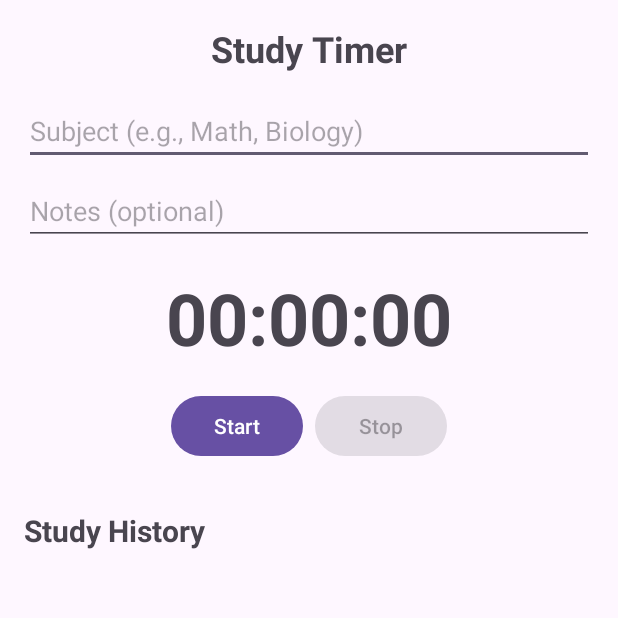
After one commit to raidenabe/COMP-2160-App-Project, an Android app: the fragment StudyFragment shown on its own in the app's theme, on a phone screen of 412 x 824 dp, the top half of it. The commit adds this screen. Run offline under Robolectric (Android 15) with nearby library versions, the phone set to English and light mode, and no system bars.

Commit message:
Add Study section with timer and session tracking

```diff
--- a/StudentSpecificProductivityApp/app/src/main/java/com/example/studentspecificproductivityapp/DatabaseHelper.java
+++ b/StudentSpecificProductivityApp/app/src/main/java/com/example/studentspecificproductivityapp/DatabaseHelper.java
@@ -10,15 +10,15 @@ import androidx.annotation.Nullable;
 
 import java.util.ArrayList;
 
-public class DatabaseHelper extends SQLiteOpenHelper {
+public class  DatabaseHelper extends SQLiteOpenHelper {
 
-    //USER TABLE
+
     public static final String USER_TABLE = "USER_TABLE";
     public static final String COLUMN_USER_EMAIL = "USER_EMAIL";
     public static final String COLUMN_USER_PASSWORD = "USER_PASSWORD";
     public static final String COLUMN_ID = "ID";
 
-    //SLEEP TABLE
+
     public static final String SLEEP_TABLE = "SLEEP_TABLE";
 
     public static final String COLUMN_SLEEP_ID = "SLEEP_ID";
@@ -31,7 +31,6 @@ public class DatabaseHelper extends SQLiteOpenHelper {
 
     public static final String COLUMN_USER_ID = "USER_ID";
 
-    // TO DO LIST TABLE
 
     public static final String TASKS_TABLE = "TASKS_TABLE";
     public static final String COLUMN_TASK_ID = "TASK_ID";
@@ -40,13 +39,20 @@ public class DatabaseHelper extends SQLiteOpenHelper {
     public static final String COLUMN_TASK_DESC = "TASK_DESC";
     public static final String COLUMN_TASK_COMPLETED = "TASK_COMPLETED";
 
-
+    // STUDY SESSION TABLE
+    public static final String STUDY_TABLE = "STUDY_TABLE";
+    public static final String COLUMN_STUDY_ID = "STUDY_ID";
+    public static final String COLUMN_STUDY_USER_ID = "STUDY_USER_ID";
+    public static final String COLUMN_STUDY_SUBJECT = "STUDY_SUBJECT";
+    public static final String COLUMN_STUDY_START_TIME = "STUDY_START_TIME";
+    public static final String COLUMN_STUDY_END_TIME = "STUDY_END_TIME";
+    public static final String COLUMN_STUDY_DURATION = "STUDY_DURATION";
+    public static final String COLUMN_STUDY_NOTES = "STUDY_NOTES";
 
     public DatabaseHelper(@Nullable Context context) {
-        super(context, "UserDb", null, 2);
+        super(context, "UserDb", null, 3);
     }
 
-    // when database is first accessed.
     @Override
     public void onCreate(SQLiteDatabase db) {
         String createTableStatement = "CREATE TABLE " + USER_TABLE + " (" + COLUMN_ID + " INTEGER PRIMARY KEY AUTOINCREMENT, " + COLUMN_USER_EMAIL + " TEXT, " + COLUMN_USER_PASSWORD + " TEXT)";
@@ -55,17 +61,20 @@ public class DatabaseHelper extends SQLiteOpenHelper {
 
         String createTableTasks = "CREATE TABLE " + TASKS_TABLE + " ("+ COLUMN_TASK_ID + " INTEGER PRIMARY KEY AUTOINCREMENT, " + COLUMN_TASK_TITLE + " TEXT, " + COLUMN_TASK_DESC + " TEXT," + COLUMN_TASK_COMPLETED + " INTEGER DEFAULT 0," + COLUMN_TASK_USER_ID + " INTEGER)" ;
 
+        String createTableStudy = "CREATE TABLE " + STUDY_TABLE + " (" + COLUMN_STUDY_ID + " INTEGER PRIMARY KEY AUTOINCREMENT, " + COLUMN_STUDY_SUBJECT + " TEXT, " + COLUMN_STUDY_START_TIME + " INTEGER, " + COLUMN_STUDY_END_TIME + " INTEGER, " + COLUMN_STUDY_DURATION + " INTEGER, " + COLUMN_STUDY_NOTES + " TEXT, " + COLUMN_STUDY_USER_ID + " INTEGER)";
+
         db.execSQL(createTableStatement);
         db.execSQL(createTableSleep);
         db.execSQL(createTableTasks);
+        db.execSQL(createTableStudy);
     }
 
-    // when database version number changes.
     @Override
     public void onUpgrade(SQLiteDatabase sqLiteDatabase, int i, int i1) {
         sqLiteDatabase.execSQL("DROP TABLE IF EXISTS " + USER_TABLE);
         sqLiteDatabase.execSQL("DROP TABLE IF EXISTS " + SLEEP_TABLE);
         sqLiteDatabase.execSQL("DROP TABLE IF EXISTS " + TASKS_TABLE);
+        sqLiteDatabase.execSQL("DROP TABLE IF EXISTS " + STUDY_TABLE);
         onCreate(sqLiteDatabase);
     }
 
@@ -114,7 +123,6 @@ public class DatabaseHelper extends SQLiteOpenHelper {
         return userId;
     }
 
-    // SLEEP METHODS
 
     public boolean addSleepRecord(long sleepTime, long wakeTime, long duration, int userId){
         SQLiteDatabase db = this.getWritableDatabase();
@@ -151,7 +159,6 @@ public class DatabaseHelper extends SQLiteOpenHelper {
     }
 
 
-    //To Do List
     public boolean addTask(String title, String desc, int userId){
         SQLiteDatabase db = this.getWritableDatabase();
         ContentValues cv = new ContentValues();
@@ -190,4 +197,42 @@ public class DatabaseHelper extends SQLiteOpenHelper {
         SQLiteDatabase db = this.getWritableDatabase();
         return db.delete(TASKS_TABLE, COLUMN_TASK_ID+"=?",new String[]{String.valueOf(taskId)})>0;
     }
+
+    // STUDY SESSION METHODS
+    public boolean addStudySession(String subject, long startTime, long endTime, long duration, String notes, int userId){
+        SQLiteDatabase db = this.getWritableDatabase();
+        ContentValues cv = new ContentValues();
+        cv.put(COLUMN_STUDY_SUBJECT, subject);
+        cv.put(COLUMN_STUDY_START_TIME, startTime);
+        cv.put(COLUMN_STUDY_END_TIME, endTime);
+        cv.put(COLUMN_STUDY_DURATION, duration);
+        cv.put(COLUMN_STUDY_NOTES, notes);
+        cv.put(COLUMN_STUDY_USER_ID, userId);
+        long insert = db.insert(STUDY_TABLE, null, cv);
+        return insert != -1;
+    }
+
+    public ArrayList<StudySessionModel> getAllStudySessions(int userId){
+        ArrayList<StudySessionModel> arr = new ArrayList<>();
+        SQLiteDatabase db = this.getReadableDatabase();
+        Cursor cursor = db.rawQuery("Select * from " + STUDY_TABLE + " WHERE " + COLUMN_STUDY_USER_ID + " =?", new String[]{String.valueOf(userId)});
+        while(cursor.moveToNext()){
+            StudySessionModel rec = new StudySessionModel(
+                    cursor.getInt(cursor.getColumnIndexOrThrow(COLUMN_STUDY_ID)),
+                    cursor.getInt(cursor.getColumnIndexOrThrow(COLUMN_STUDY_USER_ID)),
+                    cursor.getString(cursor.getColumnIndexOrThrow(COLUMN_STUDY_SUBJECT)),
+                    cursor.getLong(cursor.getColumnIndexOrThrow(COLUMN_STUDY_START_TIME)),
+                    cursor.getLong(cursor.getColumnIndexOrThrow(COLUMN_STUDY_END_TIME)),
+                    cursor.getLong(cursor.getColumnIndexOrThrow(COLUMN_STUDY_DURATION)),
+                    cursor.getString(cursor.getColumnIndexOrThrow(COLUMN_STUDY_NOTES)));
+            arr.add(rec);
+        }
+        cursor.close();
+        return arr;
+    }
+
+    public boolean deleteStudySession(int studyId){
+        SQLiteDatabase db = this.getWritableDatabase();
+        return db.delete(STUDY_TABLE, COLUMN_STUDY_ID+"=?", new String[]{String.valueOf(studyId)})>0;
+    }
 }
--- /dev/null
+++ b/StudentSpecificProductivityApp/app/src/main/java/com/example/studentspecificproductivityapp/StudyAdapter.java
@@ -0,0 +1,83 @@
+package com.example.studentspecificproductivityapp;
+
+import android.view.LayoutInflater;
+import android.view.View;
+import android.view.ViewGroup;
+import android.widget.Button;
+import android.widget.TextView;
+
+import androidx.annotation.NonNull;
+import androidx.recyclerview.widget.RecyclerView;
+
+import java.text.SimpleDateFormat;
+import java.util.ArrayList;
+import java.util.Date;
+import java.util.Locale;
+
+public class StudyAdapter extends RecyclerView.Adapter<StudyAdapter.ViewHolder> {
+    public interface Callback {
+        void onDelete(StudySessionModel session);
+    }
+
+    private ArrayList<StudySessionModel> studyList;
+    Callback cb;
+
+    public StudyAdapter(ArrayList<StudySessionModel> studyList, Callback cb) {
+        this.studyList = studyList;
+        this.cb = cb;
+    }
+
+    @Override
+    public ViewHolder onCreateViewHolder(ViewGroup parent, int viewType) {
+        View view = LayoutInflater.from(parent.getContext()).inflate(R.layout.item_study_session, parent, false);
+        return new ViewHolder(view);
+    }
+
+    @Override
+    public void onBindViewHolder(ViewHolder holder, int position) {
+        StudySessionModel model = studyList.get(position);
+        holder.studySubject.setText(model.getSubject());
+
+        // Format duration
+        long hours = model.getDuration() / 3600000;
+        long minutes = (model.getDuration() % 3600000) / 60000;
+        holder.studyDuration.setText(String.format(Locale.getDefault(), "Duration: %dh %dm", hours, minutes));
+
+        // Format date
+        SimpleDateFormat sdf = new SimpleDateFormat("MMM dd, yyyy hh:mm a", Locale.getDefault());
+        holder.studyDate.setText(sdf.format(new Date(model.getStartTime())));
+
+        // Display notes
+        if (model.getNotes() != null && !model.getNotes().isEmpty()) {
+            holder.studyNotes.setText("Notes: " + model.getNotes());
+            holder.studyNotes.setVisibility(View.VISIBLE);
+        } else {
+            holder.studyNotes.setVisibility(View.GONE);
+        }
+
+        holder.deleteBtn.setOnClickListener(v -> {
+            if (cb != null) {
+                cb.onDelete(model);
+            }
+        });
+    }
+
+    @Override
+    public int getItemCount() {
+        return studyList.size();
+    }
+
+    public static class ViewHolder extends RecyclerView.ViewHolder {
+        TextView studySubject, studyDuration, studyDate, studyNotes;
+        Button deleteBtn;
+
+        public ViewHolder(View itemView) {
+            super(itemView);
+            studySubject = itemView.findViewById(R.id.studySubject);
+            studyDuration = itemView.findViewById(R.id.studyDuration);
+            studyDate = itemView.findViewById(R.id.studyDate);
+            studyNotes = itemView.findViewById(R.id.studyNotes);
+            deleteBtn = itemView.findViewById(R.id.deleteStudyBtn);
+        }
+    }
+}
--- /dev/null
+++ b/StudentSpecificProductivityApp/app/src/main/java/com/example/studentspecificproductivityapp/StudyFragment.java
@@ -0,0 +1,138 @@
+package com.example.studentspecificproductivityapp;
+
+import android.os.Bundle;
+import android.os.Handler;
+import android.view.LayoutInflater;
+import android.view.View;
+import android.view.ViewGroup;
+import android.widget.Button;
+import android.widget.EditText;
+import android.widget.TextView;
+import android.widget.Toast;
+
+import androidx.fragment.app.Fragment;
+import androidx.recyclerview.widget.LinearLayoutManager;
+import androidx.recyclerview.widget.RecyclerView;
+
+import java.util.ArrayList;
+
+public class StudyFragment extends Fragment {
+    DatabaseHelper db;
+    SessionManagement sessionManagement;
+    int userId;
+
+    EditText subjectInput, notesInput;
+    TextView timerDisplay;
+    Button startBtn, stopBtn;
+    RecyclerView recyclerView;
+    StudyAdapter adapter;
+
+    private boolean isTimerRunning = false;
+    private long startTime = 0;
+    private Handler timerHandler = new Handler();
+    private Runnable timerRunnable;
+
+    @Override
+    public View onCreateView(LayoutInflater inflater, ViewGroup container,
+                             Bundle savedInstanceState) {
+        View view = inflater.inflate(R.layout.fragment_study, container, false);
+
+        subjectInput = view.findViewById(R.id.subjectInput);
+        notesInput = view.findViewById(R.id.notesInput);
+        timerDisplay = view.findViewById(R.id.timerDisplay);
+        startBtn = view.findViewById(R.id.startBtn);
+        stopBtn = view.findViewById(R.id.stopBtn);
+        recyclerView = view.findViewById(R.id.recyclerViewStudy);
+
+        db = new DatabaseHelper(getContext());
+        sessionManagement = new SessionManagement(getContext());
+        userId = sessionManagement.getUserId();
+        recyclerView.setLayoutManager(new LinearLayoutManager(getContext()));
+        loadStudySessions();
+
+        // Timer runnable to update the display
+        timerRunnable = new Runnable() {
+            @Override
+            public void run() {
+                long elapsedTime = System.currentTimeMillis() - startTime;
+                int seconds = (int) (elapsedTime / 1000);
+                int minutes = seconds / 60;
+                int hours = minutes / 60;
+                seconds = seconds % 60;
+                minutes = minutes % 60;
+
+                timerDisplay.setText(String.format("%02d:%02d:%02d", hours, minutes, seconds));
+                timerHandler.postDelayed(this, 1000);
+            }
+        };
+
+        startBtn.setOnClickListener(new View.OnClickListener() {
+            @Override
+            public void onClick(View v) {
+                String subject = subjectInput.getText().toString().trim();
+                if (subject.isEmpty()) {
+                    Toast.makeText(getContext(), "Please enter a subject", Toast.LENGTH_SHORT).show();
+                    return;
+                }
+
+                isTimerRunning = true;
+                startTime = System.currentTimeMillis();
+                startBtn.setEnabled(false);
+                stopBtn.setEnabled(true);
+                subjectInput.setEnabled(false);
+                timerHandler.postDelayed(timerRunnable, 0);
+            }
+        });
+
+        stopBtn.setOnClickListener(new View.OnClickListener() {
+            @Override
+            public void onClick(View v) {
+                if (isTimerRunning) {
+                    isTimerRunning = false;
+                    long endTime = System.currentTimeMillis();
+                    long duration = endTime - startTime;
+                    timerHandler.removeCallbacks(timerRunnable);
+
+                    String subject = subjectInput.getText().toString().trim();
+                    String notes = notesInput.getText().toString().trim();
+
+                    boolean success = db.addStudySession(subject, startTime, endTime, duration, notes, userId);
+                    if (success) {
+                        Toast.makeText(getContext(), "Study session saved!", Toast.LENGTH_SHORT).show();
+                        subjectInput.setText("");
+                        notesInput.setText("");
+                        timerDisplay.setText("00:00:00");
+                        loadStudySessions();
+                    } else {
+                        Toast.makeText(getContext(), "Error saving session", Toast.LENGTH_SHORT).show();
+                    }
+
+                    startBtn.setEnabled(true);
+                    stopBtn.setEnabled(false);
+                    subjectInput.setEnabled(true);
+                }
+            }
+        });
+
+        return view;
+    }
+
+    public void loadStudySessions() {
+        adapter = new StudyAdapter(db.getAllStudySessions(userId), new StudyAdapter.Callback() {
+            @Override
+            public void onDelete(StudySessionModel session) {
+                db.deleteStudySession(session.getId());
+                loadStudySessions();
+            }
+        });
+        recyclerView.setAdapter(adapter);
+    }
+
+    @Override
+    public void onDestroy() {
+        super.onDestroy();
+        if (timerHandler != null) {
+            timerHandler.removeCallbacks(timerRunnable);
+        }
+    }
+}
--- a/StudentSpecificProductivityApp/app/src/main/java/com/example/studentspecificproductivityapp/VP2Adapter.java
+++ b/StudentSpecificProductivityApp/app/src/main/java/com/example/studentspecificproductivityapp/VP2Adapter.java
@@ -26,6 +26,8 @@ public class VP2Adapter extends FragmentStateAdapter {
                 return new SleepTrackerFragment();
             case 4:
                 return new TasksFragment();
+            case 5:
+                return new StudyFragment();
             default:
                 return new HomeFragment();
         }
@@ -33,6 +35,6 @@ public class VP2Adapter extends FragmentStateAdapter {
 
     @Override
     public int getItemCount() {
-        return 5;
+        return 6;
     }
 }
--- /dev/null
+++ b/StudentSpecificProductivityApp/app/src/main/res/layout/fragment_study.xml
@@ -0,0 +1,89 @@
+<?xml version="1.0" encoding="utf-8"?>
+<FrameLayout xmlns:android="http://schemas.android.com/apk/res/android"
+    xmlns:tools="http://schemas.android.com/tools"
+    android:layout_width="match_parent"
+    android:layout_height="match_parent"
+    tools:context=".StudyFragment">
+    <LinearLayout
+        android:layout_width="match_parent"
+        android:layout_height="wrap_content"
+        android:orientation="vertical">
+        <LinearLayout
+            android:layout_width="match_parent"
+            android:layout_height="wrap_content"
+            android:orientation="vertical"
+            android:gravity="center"
+            android:padding="16dp">
+
+            <TextView
+                android:layout_width="wrap_content"
+                android:layout_height="wrap_content"
+                android:text="Study Timer"
+                android:textSize="24sp"
+                android:textStyle="bold"
+                android:layout_marginBottom="16dp"/>
+
+            <EditText
+                android:id="@+id/subjectInput"
+                android:layout_width="match_parent"
+                android:layout_height="wrap_content"
+                android:hint="Subject (e.g., Math, Biology)" />
+
+            <EditText
+                android:id="@+id/notesInput"
+                android:layout_width="match_parent"
+                android:layout_height="wrap_content"
+                android:hint="Notes (optional)"
+                android:layout_marginTop="8dp"/>
+
+            <TextView
+                android:id="@+id/timerDisplay"
+                android:layout_width="wrap_content"
+                android:layout_height="wrap_content"
+                android:text="00:00:00"
+                android:textSize="48sp"
+                android:textStyle="bold"
+                android:layout_marginTop="16dp"/>
+
+            <LinearLayout
+                android:layout_width="match_parent"
+                android:layout_height="wrap_content"
+                android:orientation="horizontal"
+                android:gravity="center"
+                android:layout_marginTop="16dp">
+
+                <Button
+                    android:id="@+id/startBtn"
+                    android:layout_width="wrap_content"
+                    android:layout_height="wrap_content"
+                    android:text="Start"
+                    android:layout_marginEnd="8dp"/>
+
+                <Button
+                    android:id="@+id/stopBtn"
+                    android:layout_width="wrap_content"
+                    android:layout_height="wrap_content"
+                    android:text="Stop"
+                    android:enabled="false"/>
+            </LinearLayout>
+
+        </LinearLayout>
+
+        <TextView
+            android:layout_width="wrap_content"
+            android:layout_height="wrap_content"
+            android:text="Study History"
+            android:textSize="20sp"
+            android:textStyle="bold"
+            android:layout_marginStart="16dp"
+            android:layout_marginTop="16dp"
+            android:layout_marginBottom="8dp"/>
+
+        <androidx.recyclerview.widget.RecyclerView
+            android:id="@+id/recyclerViewStudy"
+            android:layout_width="match_parent"
+            android:layout_height="wrap_content"
+            android:paddingTop="8dp"/>
+    </LinearLayout>
+
+</FrameLayout>
```
Also changed, not shown: StudentSpecificProductivityApp/app/src/main/java/com/example/studentspecificproductivityapp/HomeFragment.java (+10 -1 lines), StudentSpecificProductivityApp/app/src/main/java/com/example/studentspecificproductivityapp/StudySessionModel.java (added, +49 -0 lines), StudentSpecificProductivityApp/app/src/main/res/layout/item_study_session.xml (added, +59 -0 lines), 1 other file.
